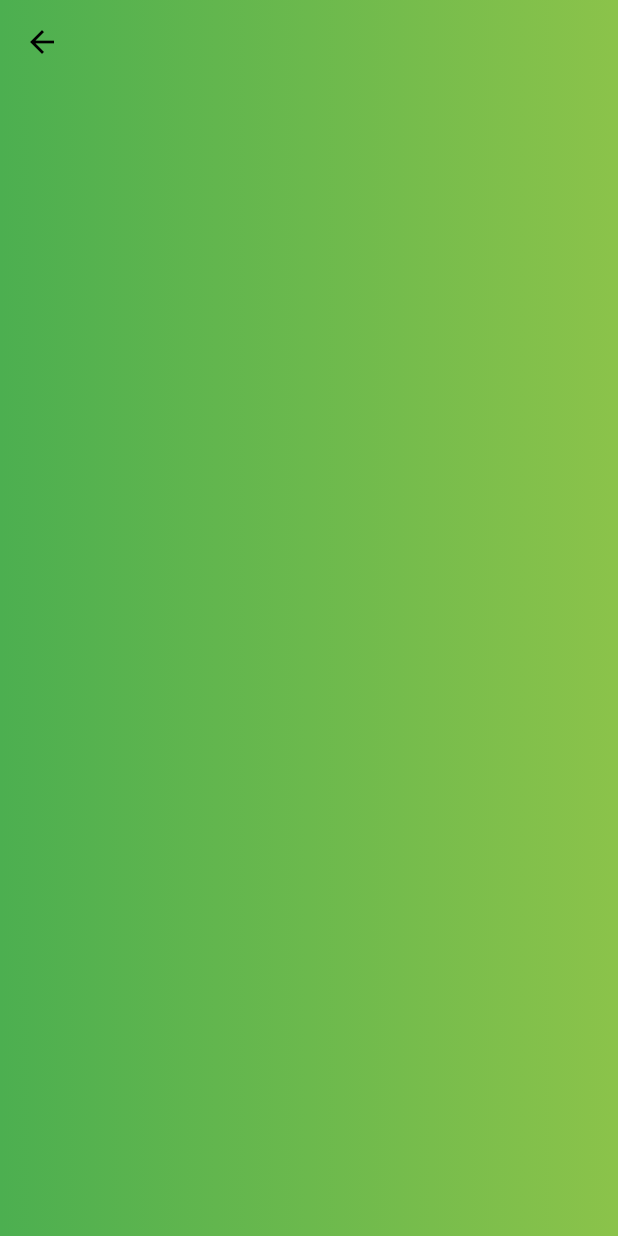
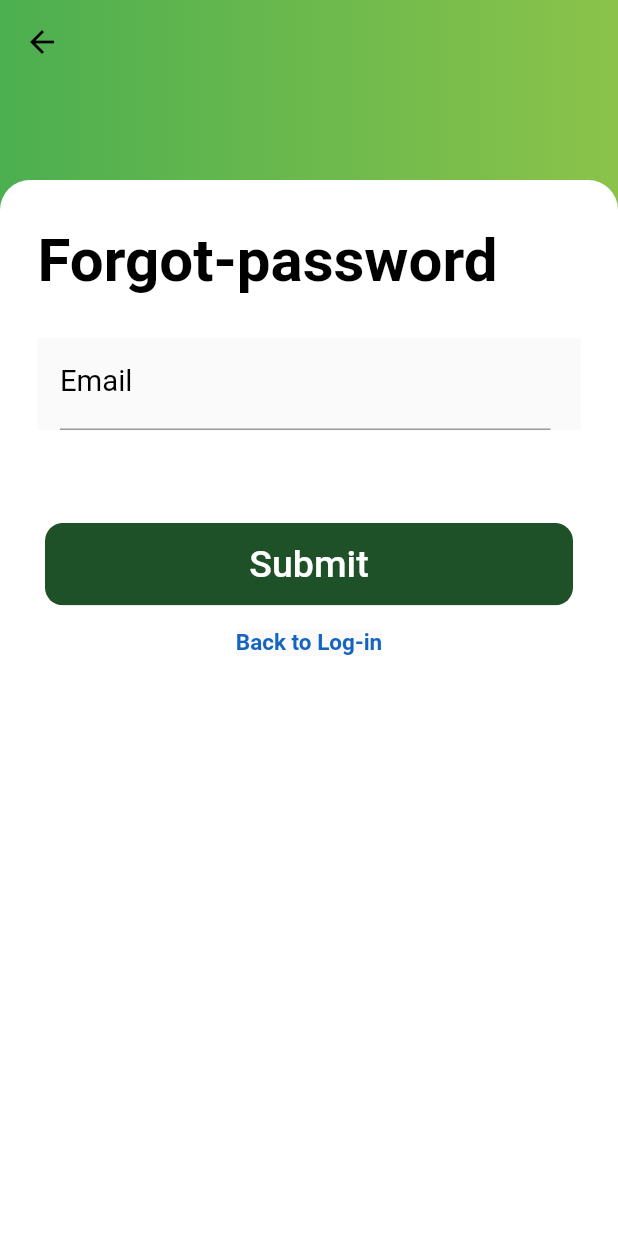
Before and after one commit to AnhTan1420/AppKeyboardShop, a Flutter app: the ForgotScreen screen opened by its route, on a phone screen of 412 x 824 dp. Run offline on Flutter 3.47's test engine with Material 2 defaults, Android fonts, the light colour scheme and no system bars; our stand-ins replace get; Roboto replaces fonts that are missing (Lat).

Commit message:
[hotrongson] update forgot password screen

```diff
--- a/lib/screens/forgotpass_screen.dart
+++ b/lib/screens/forgotpass_screen.dart
@@ -49,6 +49,119 @@ class _ForgotState extends State<ForgotScreen> {
               width: MediaQuery.of(context).size.width,
               height: 120,
             ),
+            Expanded(
+              child: SingleChildScrollView(
+                child: Container(
+                  width: screenWidth,
+                  height: screenHeight,
+                  decoration: const BoxDecoration(
+                      color: Colors.white,
+                      borderRadius: BorderRadius.only(
+                          topLeft: Radius.circular(20),
+                          topRight: Radius.circular(20))),
+                  child: Column(
+                    children: [
+                      Padding(
+                        padding: const EdgeInsets.only(
+                            top: 30, bottom: 25, left: 25),
+                        child: SizedBox(
+                          width: MediaQuery.of(context).size.width,
+                          height: 50,
+                          child: const Text(
+                            'Forgot-password',
+                            style: TextStyle(
+                              fontWeight: FontWeight.bold,
+                              fontSize: 40,
+                              color: Colors.black,
+                            ),
+                          ),
+                        ),
+                      ),
+                      // SingleChildScrollView(
+                      //   scrollDirection: Axis.vertical,
+                      Form(
+                          key: _formKey,
+                          child: Column(
+                            children: [
+                              InputTextWidget(
+                                  controller: _emailController,
+                                  labelText: "Email",
+                                  hintText: "Your email",
+                                  obscureText: false,
+                                  keyboardType: TextInputType.emailAddress),
+                              const SizedBox(
+                                height: 50.0,
+                              ),
+                              Container(
+                                height: 55.0,
+                                child: ElevatedButton(
+                                  onPressed: () async {
+                                    if (_formKey.currentState!.validate()) {
+                                      print("Submit tapping");
+                                    }
+                                  },
+                                  style: ElevatedButton.styleFrom(
+                                    primary: Colors.white,
+                                    elevation: 0.0,
+                                    minimumSize: Size(screenWidth, 100),
+                                    padding:
+                                        EdgeInsets.symmetric(horizontal: 30),
+                                    shape: const RoundedRectangleBorder(
+                                      borderRadius:
+                                          BorderRadius.all(Radius.circular(0)),
+                                    ),
+                                  ),
+                                  child: Ink(
+                                    decoration: BoxDecoration(
+                                        color: const Color(
+                                            0xff1E5128), // Color(0xffF05945),
+                                        borderRadius:
+                                            BorderRadius.circular(12.0)),
+                                    child: Container(
+                                      alignment: Alignment.center,
+                                      child: const Text(
+                                        "Submit",
+                                        textAlign: TextAlign.center,
+                                        style: TextStyle(
+                                            color: Colors.white, fontSize: 25),
+                                      ),
+                                    ),
+                                  ),
+                                ),
+                              ),
+                            ],
+                          )),
+                      Container(
+                        height: 50.0,
+                        color: Colors.white,
+                        child: Center(
+                            child: Wrap(
+                          children: [
+                            Material(
+                                child: InkWell(
+                              onTap: () {
+                                print("sign up tapped");
+                                Navigator.of(context).pushReplacementNamed(
+                                    LoginScreen.routeName);
+                              },
+                              child: Text(
+                                "Back to Log-in",
+                                style: TextStyle(
+                                  color: Colors.blue[800],
+                                  fontWeight: FontWeight.bold,
+                                  fontSize: 15,
+                                ),
+                              ),
+                            )),
+                          ],
+                        )),
+                      ),
+                      // ),
+                    ],
+                  ),
+                ),
+              ),
+            )
           ],
         ),
       ),
```
